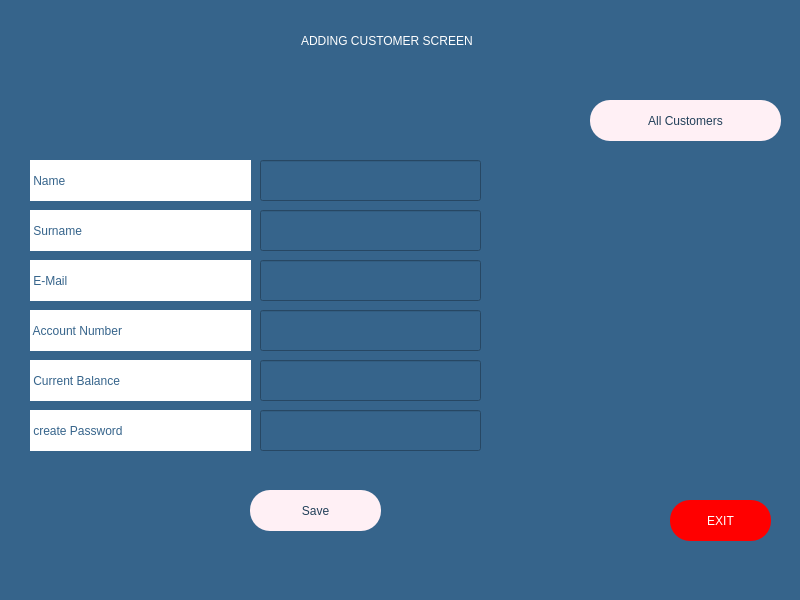
Above: adminpage.ui from melihorhanyilmaz/Project before the change. Below: the same form after it.
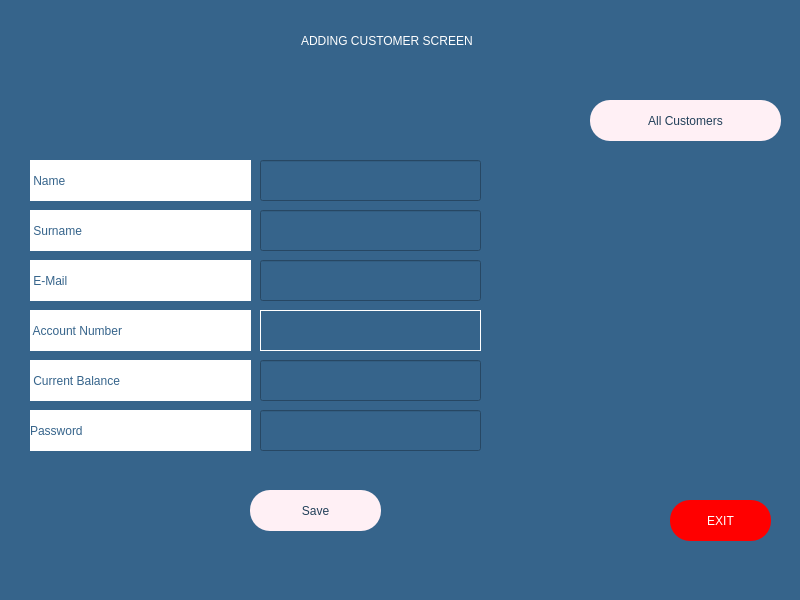
That is the form after the change.

```diff
--- a/adminpage.ui
+++ b/adminpage.ui
@@ -185,29 +185,6 @@
      <string> Account Number</string>
     </property>
    </widget>
-   <widget class="QLineEdit" name="li_accountno">
-    <property name="geometry">
-     <rect>
-      <x>260</x>
-      <y>310</y>
-      <width>221</width>
-      <height>41</height>
-     </rect>
-    </property>
-    <property name="styleSheet">
-     <string notr="true">color: rgb(255, 255, 255);
-font: 63 14pt &quot;Montserrat SemiBold&quot;;</string>
-    </property>
-    <property name="inputMask">
-     <string>9999999</string>
-    </property>
-    <property name="text">
-     <string/>
-    </property>
-    <property name="maxLength">
-     <number>7</number>
-    </property>
-   </widget>
    <widget class="QPushButton" name="B_allcustomers">
     <property name="geometry">
      <rect>
@@ -300,7 +277,7 @@
 font: 63 14pt &quot;Montserrat SemiBold&quot;;</string>
     </property>
     <property name="text">
-     <string> create Password</string>
+     <string>Password</string>
     </property>
    </widget>
    <widget class="QLineEdit" name="li_password">
@@ -336,6 +313,26 @@
      <string/>
     </property>
    </widget>
+   <widget class="QLabel" name="la_id">
+    <property name="geometry">
+     <rect>
+      <x>260</x>
+      <y>310</y>
+      <width>221</width>
+      <height>41</height>
+     </rect>
+    </property>
+    <property name="styleSheet">
+     <string notr="true">color: rgb(255, 255, 255);
+font: 63 14pt &quot;Montserrat SemiBold&quot;;</string>
+    </property>
+    <property name="frameShape">
+     <enum>QFrame::Box</enum>
+    </property>
+    <property name="text">
+     <string/>
+    </property>
+   </widget>
   </widget>
   <widget class="QMenuBar" name="menubar">
    <property name="geometry">
```
